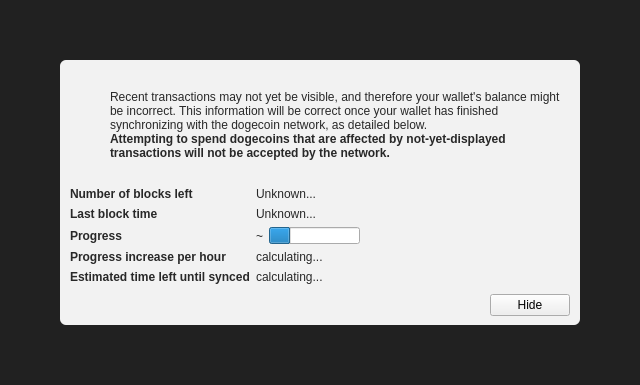
First picture: the form in blockchain/src/qt/forms/modaloverlay.ui, repository commoncoin-com/CommonCoin, before the edit.
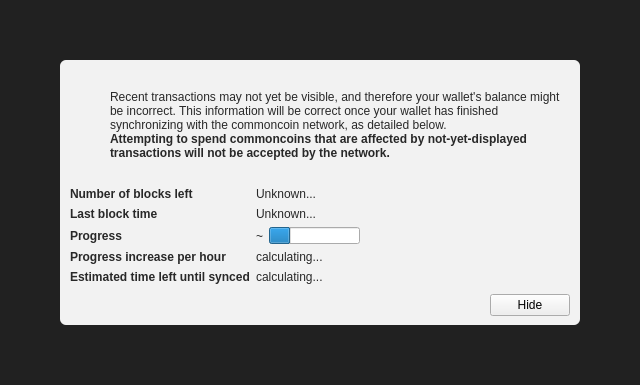
Second picture: the form after the edit. Icons and pictures are not drawn. Custom widgets are drawn as their Qt base class.

Commit message: feat: configure independent network variables, custom ports, magic bytes, and address prefixes

The edit to the form file:
```diff
--- a/blockchain/src/qt/forms/modaloverlay.ui
+++ b/blockchain/src/qt/forms/modaloverlay.ui
@@ -130,7 +130,7 @@
              <item>
               <widget class="QLabel" name="infoText">
                <property name="text">
-                <string>Recent transactions may not yet be visible, and therefore your wallet's balance might be incorrect. This information will be correct once your wallet has finished synchronizing with the dogecoin network, as detailed below.</string>
+                <string>Recent transactions may not yet be visible, and therefore your wallet's balance might be incorrect. This information will be correct once your wallet has finished synchronizing with the commoncoin network, as detailed below.</string>
                </property>
                <property name="textFormat">
                 <enum>Qt::RichText</enum>
@@ -149,7 +149,7 @@
                 </font>
                </property>
                <property name="text">
-                <string>Attempting to spend dogecoins that are affected by not-yet-displayed transactions will not be accepted by the network.</string>
+                <string>Attempting to spend commoncoins that are affected by not-yet-displayed transactions will not be accepted by the network.</string>
                </property>
                <property name="textFormat">
                 <enum>Qt::RichText</enum>
```
The commit also changes 393 other files.
